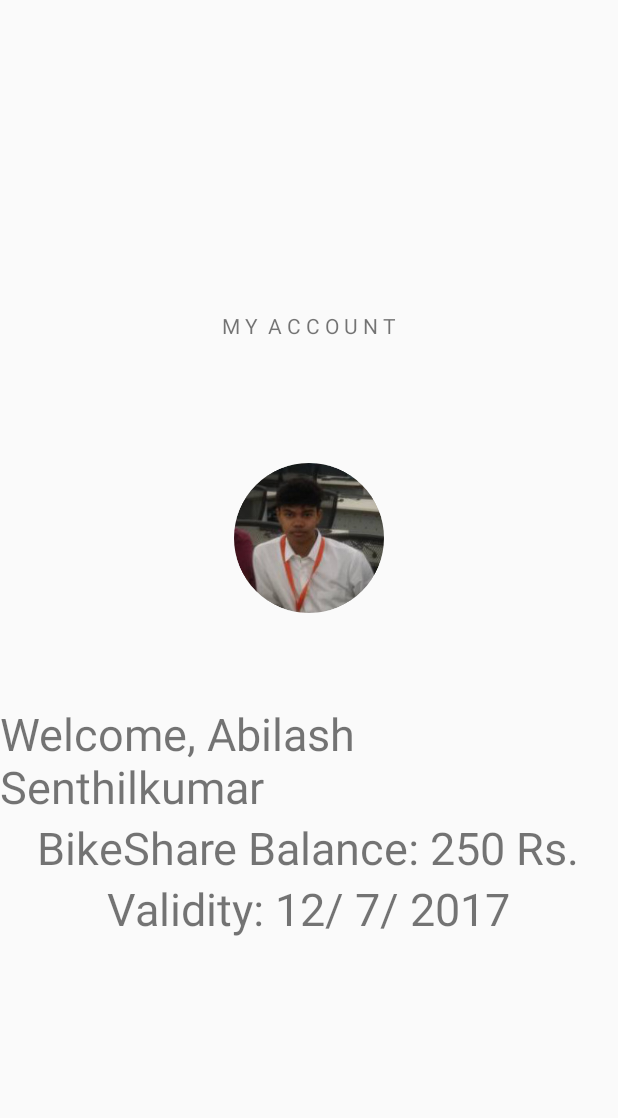
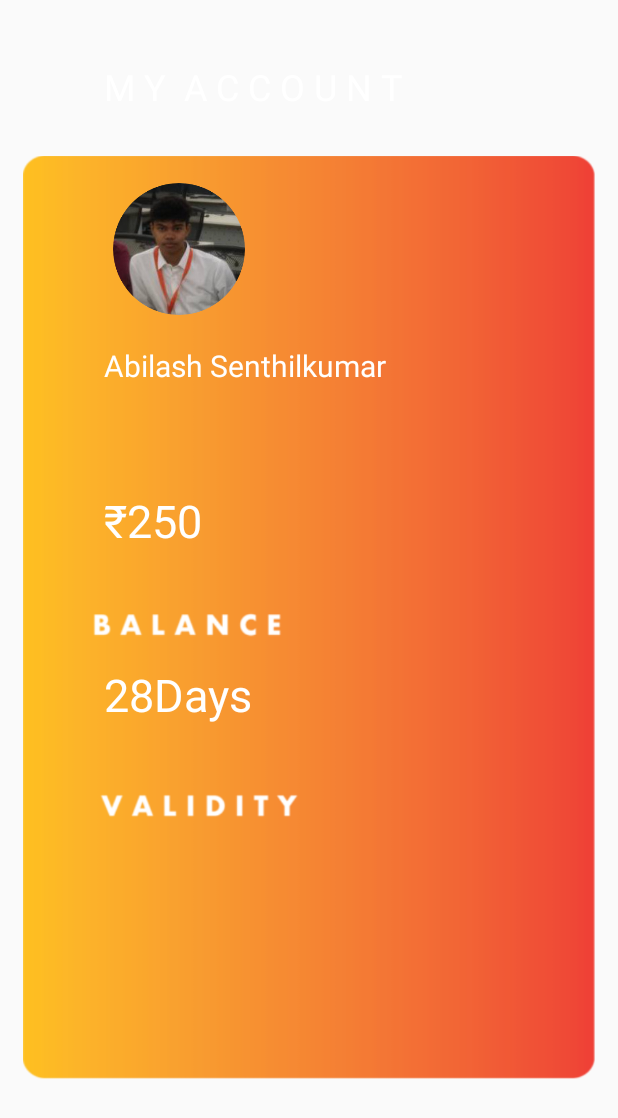
Before and after one commit to freefalltech/BikeShare, an Android app: the MyAccount screen opened directly, with no data from a screen before it, on a phone screen of 412 x 824 dp. Shown: the top 1118 px of the screen. Run offline under Robolectric (Android 15) with nearby library versions, the phone set to English and light mode, and no system bars.

Commit message:
Final Version to be shown for the IBM Persistent hackathon
final version. although notifications and polishing needed

```diff
--- a/app/src/main/java/io/github/freefalltech/bikeshare/SearchBikeActivity.java
+++ b/app/src/main/java/io/github/freefalltech/bikeshare/SearchBikeActivity.java
@@ -224,6 +224,7 @@ public class SearchBikeActivity extends FragmentActivity implements GoogleApiCli
                         && grantResults[0] == PackageManager.PERMISSION_GRANTED) {
 
                     // permission was granted, yay!
+                    letsStartListeningLocation();
 
 
                 } else {
--- a/app/src/main/res/layout/activity_my_account.xml
+++ b/app/src/main/res/layout/activity_my_account.xml
@@ -1,5 +1,5 @@
 <?xml version="1.0" encoding="utf-8"?>
-<LinearLayout xmlns:android="http://schemas.android.com/apk/res/android"
+<RelativeLayout xmlns:android="http://schemas.android.com/apk/res/android"
     xmlns:app="http://schemas.android.com/apk/res-auto"
     xmlns:tools="http://schemas.android.com/tools"
     android:layout_width="match_parent"
@@ -8,43 +8,77 @@
     android:gravity="center"
     tools:context="io.github.freefalltech.bikeshare.MyAccount">
 
+    <ImageView
+        android:layout_width="wrap_content"
+        android:layout_height="wrap_content"
+        android:layout_margin="15sp"
+        android:src="@drawable/myaccount_bg"
+        android:id="@+id/imageView6" />
+
     <TextView
         android:layout_width="wrap_content"
         android:layout_height="wrap_content"
-        android:layout_centerHorizontal="true"
+        android:textColor="@color/white"
+        android:textSize="24sp"
         android:text="M Y  A C C O U N T"
-        android:layout_margin="10sp"
-        android:layout_alignParentTop="true" />
+        android:id="@+id/textView6"
+        android:layout_marginTop="26dp"
+        android:layout_alignTop="@+id/imageView6"
+        android:layout_alignLeft="@+id/textView5"
+        android:layout_alignStart="@+id/textView5" />
 
 
     <ImageView
         android:layout_width="100sp"
-        android:layout_height="wrap_content"
+        android:layout_height="100sp"
         android:src="@drawable/temp_prof_pic"
-        android:layout_alignParentTop="true"
-        android:layout_centerHorizontal="true"
-        android:layout_marginTop="12dp"
-        android:id="@+id/temp_profile_pic" />
+        android:id="@+id/temp_profile_pic"
+        android:layout_marginLeft="54dp"
+        android:layout_marginStart="54dp"
+        android:layout_marginTop="42dp"
+        android:layout_below="@+id/textView6"
+        android:layout_alignLeft="@+id/imageView6"
+        android:layout_alignStart="@+id/imageView6" />
     <TextView
         android:layout_width="wrap_content"
         android:layout_height="wrap_content"
-        android:textSize="30sp"
-        android:text="Welcome, Abilash Senthilkumar"/>
+        android:textSize="20sp"
+        android:text="Abilash Senthilkumar"
+        android:textColor="@color/white"
+
+        android:id="@+id/textView4"
+        android:layout_marginTop="14dp"
+        android:layout_below="@+id/temp_profile_pic"
+        android:layout_alignLeft="@+id/temp_profile_pic"
+        android:layout_alignStart="@+id/temp_profile_pic" />
 
     <TextView
         android:layout_width="wrap_content"
         android:textSize="30sp"
         android:layout_height="wrap_content"
-        android:text="BikeShare Balance: 250 Rs."/>
+        android:text="₹250"
+        android:textColor="@color/white"
+        android:id="@+id/textView3"
+        android:layout_marginTop="69dp"
+        android:layout_below="@+id/textView4"
+        android:layout_alignLeft="@+id/textView4"
+        android:layout_alignStart="@+id/textView4" />
 
 
     <TextView
         android:layout_width="wrap_content"
         android:textSize="30sp"
         android:layout_height="wrap_content"
-        android:text="Validity: 12/ 7/ 2017"/>
+        android:text="28Days"
+        android:textColor="@color/white"
+
+        android:id="@+id/textView5"
+        android:layout_marginTop="75dp"
+        android:layout_below="@+id/textView3"
+        android:layout_alignLeft="@+id/textView3"
+        android:layout_alignStart="@+id/textView3" />
 
 
 
 
-</LinearLayout>
+</RelativeLayout>
--- a/app/src/main/res/layout/activity_my_activity.xml
+++ b/app/src/main/res/layout/activity_my_activity.xml
@@ -74,7 +74,7 @@
                 android:layout_height="wrap_content"
                 android:layout_marginEnd="57dp"
                 android:layout_marginRight="57dp"
-                android:text="20%"
+                android:text="50%"
                 android:textColor="@color/white"
                 android:textSize="50sp"
                 android:id="@+id/humidityNumberText"
```
Also changed, not shown: app/src/main/AndroidManifest.xml (+8 -5 lines), app/src/main/java/io/github/freefalltech/bikeshare/SidebarActivity.java (+27 -0 lines), app/src/main/res/layout/activity_sidebar.xml (+24 -5 lines), app/src/main/res/drawable/menu_bg.png (added), app/src/main/res/drawable/myaccount_bg.png (added).
